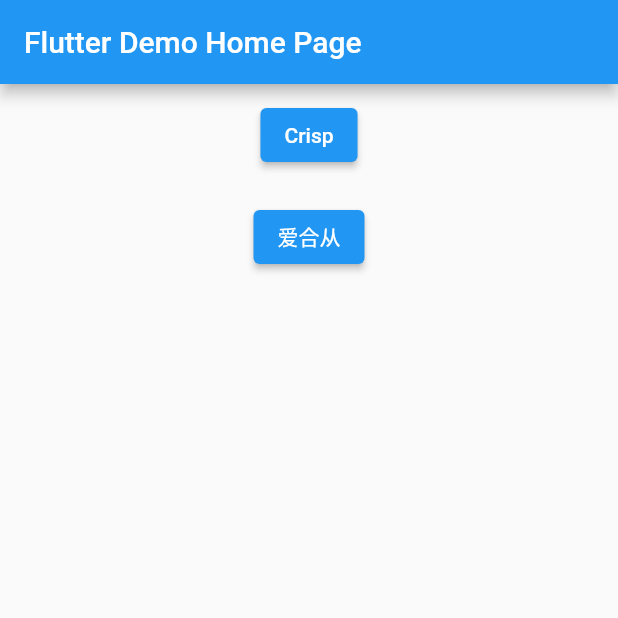
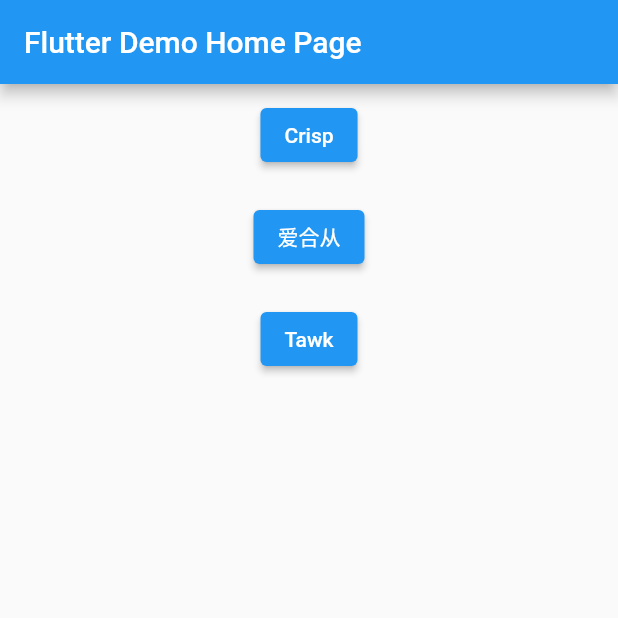
Before and after one commit to jiusanzhou/flutter_customer_chat, a Flutter app: the screen it shows after launch, on a phone screen of 412 x 824 dp, the top half of it. Run offline on Flutter 3.47's test engine with Material 2 defaults, Android fonts, the phone set to English and light mode, and no system bars; missing offline and left inert: flutter_zoewebview.

Commit message:
:tada: add support for tawk. close #1

```diff
--- a/example/lib/main.dart
+++ b/example/lib/main.dart
@@ -4,6 +4,7 @@ import 'package:flutter/material.dart';
 import 'package:flutter/services.dart';
 import 'package:flutter_customer_chat/provider/aihecong.dart';
 import 'package:flutter_customer_chat/provider/crisp.dart';
+import 'package:flutter_customer_chat/provider/tawk.dart';
 
 import "./page.dart";
 
@@ -66,6 +67,7 @@ class _MyHomePageState extends State<MyHomePage> {
   var providers = [
     ["Crisp", CrispProvider("c5e819a3-d4d3-4cfe-a73a-48e0424e3dd2")],
     ["爱合从", AiHeCongProvider("10003")],
+    ["Tawk", TawkProvider("618338986885f60a50ba3aa3/1fjk9a62l")]
   ];
 
   @override
--- a/lib/flutter_customer_chat.dart
+++ b/lib/flutter_customer_chat.dart
@@ -6,8 +6,10 @@ export 'models/user.dart';
 export 'models/message.dart';
 
 export 'provider.dart';
+
 export 'provider/crisp.dart';
 export 'provider/aihecong.dart';
+export 'provider/tawk.dart';
 
 /// export WebviewType
 export 'package:flutter_zoewebview/src/provider.dart';
--- a/lib/provider.dart
+++ b/lib/provider.dart
@@ -10,25 +10,31 @@ abstract class ChatProvider {
   String isInited; // code to check
 
   String copyrightSelector; // copyright element selector
+  String codeSelectCopyright; // code to get copyright element
 
   ChatProvider();
 
-  String get codeHiddenCopyright => copyrightSelector != null
+  static ChatProvider from(String type) {
+    // TODO:
+  }
+
+  String get codeHiddenCopyright => copyrightSelector != null || codeSelectCopyright != null
       ? """
     var _sb = setInterval(function(){
-      var b = document.querySelector("$copyrightSelector");
+    var b = ${codeSelectCopyright!=null?codeSelectCopyright:'document.querySelector("$copyrightSelector")'};
       if (b) {
-        b.style = "display: none!important";
+        b.style.display = "none!important";
         clearInterval(_sb);
       }
     }, 500);
+    '__hidden_copyright'
     """
       : "";
 
-  String get codeShowCopyright => copyrightSelector != null
+  String get codeShowCopyright => copyrightSelector != null || codeSelectCopyright != null
       ? """
-    var b = document.querySelector("$copyrightSelector");
-    if (b) b.style = "display: block!important";
+    var b = ${codeSelectCopyright!=null?codeSelectCopyright:'document.querySelector("$copyrightSelector")'};
+    if (b) b.style.display = "block!important";
     """
       : "";
 
@@ -52,3 +58,5 @@ abstract class ChatProvider {
     return Future.value();
   }
 }
+
+// custom provider
--- a/lib/provider/aihecong.dart
+++ b/lib/provider/aihecong.dart
@@ -23,11 +23,11 @@ class AiHeCongProvider extends ChatProvider {
 
   AiHeCongProvider(
     this.entId, {
-    this.basicUrl: "https://aihecong.gitee.io/",
+    this.basicUrl: "https://aihecong.github.io/",
     this.simple: true,
     this.user,
   }) {
-    if (basicUrl == "https://aihecong.gitee.io/" && simple) {
+    if (basicUrl == "https://aihecong.github.io/" && simple) {
       _url = basicUrl + "chat.html";
     } else {
       _url = basicUrl;
@@ -48,7 +48,10 @@ class AiHeCongProvider extends ChatProvider {
   /// initialize a provider
   @override
   Future<String> initialize({Map<String, dynamic> config: const {}}) {
-    return Future.value(codeMvCloseBtn);
+    if (!simple) {
+      return Future.value(codeMvCloseBtn);
+    }
+    return Future.value("");
   }
 
   @override
--- /dev/null
+++ b/lib/provider/tawk.dart
@@ -0,0 +1,83 @@
+
+
+
+import 'dart:convert';
+
+import 'package:flutter_customer_chat/models/user.dart';
+import 'package:flutter_customer_chat/provider.dart';
+
+class TawkProvider extends ChatProvider {
+
+  final String basicUrl;
+  final String widgetId;
+  final User user;
+
+  final String codeDisableBorder = """
+  function(){
+    var iframe = document.querySelector('iframe');
+    var innerDoc = iframe.contentDocument || iframe.contentWindow.document;
+    innerDoc.querySelector('.tawk-max-container').style.border = '';
+  }();
+  '__inialize_finish'
+  """;
+
+  TawkProvider(
+    this.widgetId,
+    {
+      this.basicUrl: "https://tawk.to/chat",
+      this.user,
+    }
+  ) : super();
+
+  @override
+  String get url => "$basicUrl/$widgetId";
+
+  @override
+  String get isInited => """Tawk_API && Tawk_API.getStatus() === 'online'""";
+
+  /// initialize a provider
+  @override
+  Future<String> initialize({Map<String, dynamic> config: const {}}) {
+    // set user if exits
+    if (user != null) {
+      // call set user method
+      setUser(user).catchError((e) {
+        print("set user failed: $e");
+      });
+    }
+
+    return Future.value("""function _disable_border(){
+      var _sb = setInterval(function(){
+        var iframe = document.querySelector('iframe');
+        if (iframe) {
+          var innerDoc = iframe.contentDocument || iframe.contentWindow.document;
+          innerDoc.querySelector('.tawk-max-container').style.borderWidth = '0';
+          clearInterval(_sb);
+        }
+      }, 500);
+    }
+    _disable_border();
+    '__inialize_finish'
+    """);
+  }
+
+  @override
+  String codeSelectCopyright = """function(){
+    var iframe = document.querySelector('iframe');
+    var innerDoc = iframe.contentDocument || iframe.contentWindow.document;
+    return innerDoc.querySelectorAll('.tawk-branding').forEach(i=>i.style="display:none");
+  }()
+  """;
+
+  @override
+  Future<String> setUser(User user) {
+    var data = jsonEncode(user).replaceAll("nickname", 'name');
+    return Future.value("""Tawk_API.setAttributes($data)""");
+  }
+
+  /// set field
+  @override
+  Future<String> setValue(String key, dynamic value) {
+    return Future.value("""Tawk_API.setAttributes({$key: '$value'})""");
+  }
+}
```
Also changed, not shown: lib/chatview.dart (+7 -6 lines), 1 other file.
